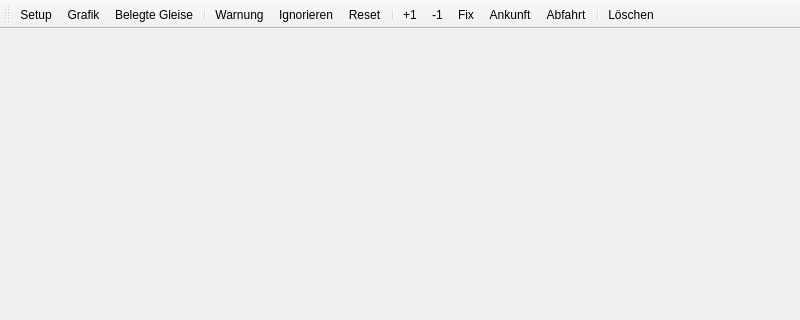
Old version of the form qt/gleisbelegung.ui in the repository topological-state/stskit; both pictures show x 0 to 800 and y 0 to 320 of the 800 by 600 pixel window.
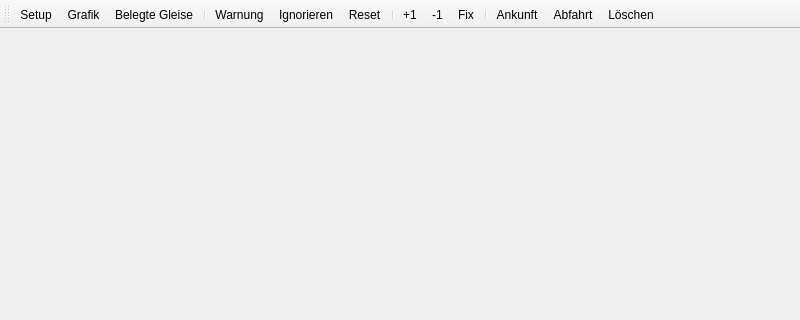
New version of the form. Icons and pictures are not drawn.

```diff
--- a/qt/gleisbelegung.ui
+++ b/qt/gleisbelegung.ui
@@ -128,9 +128,9 @@
    <addaction name="actionPlusEins"/>
    <addaction name="actionMinusEins"/>
    <addaction name="actionFix"/>
+   <addaction name="separator"/>
    <addaction name="actionAnkunftAbwarten"/>
    <addaction name="actionAbfahrtAbwarten"/>
-   <addaction name="separator"/>
    <addaction name="actionLoeschen"/>
   </widget>
   <action name="actionSetup">
```
Left out of the diff: 6 changed lines with no effect on the pictures.
